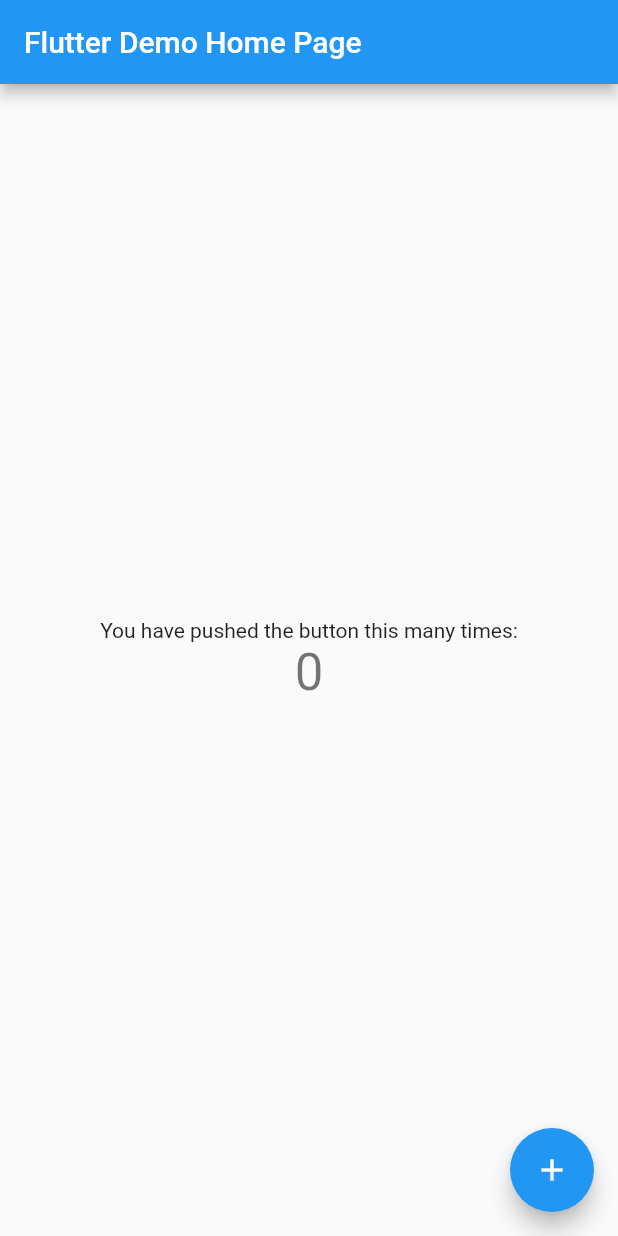
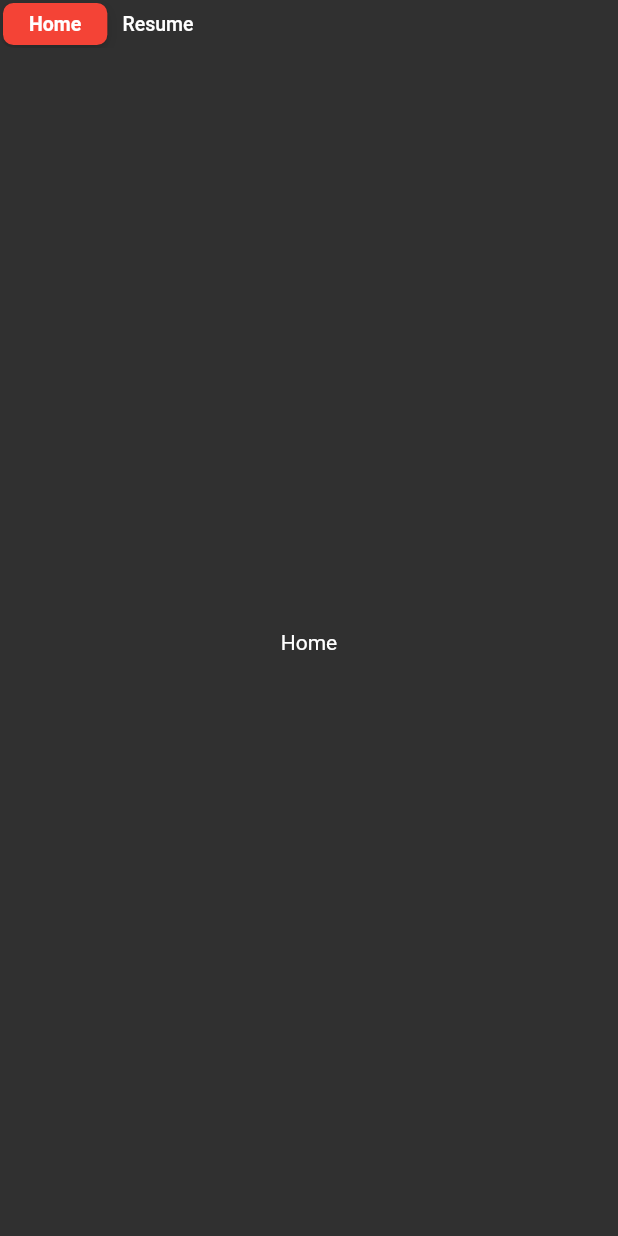
Before and after one commit to theVinesh/thevinesh.com-flutter, a Flutter app: the screen it shows after launch, on a phone screen of 412 x 824 dp. Run offline on Flutter 3.47's test engine with Material 2 defaults, Android fonts, the phone set to English and light mode, and no system bars; our stand-ins replace bloc, equatable, flutter_bloc.

Commit message:
Adds basic navigation following bloc pattern

```diff
--- /dev/null
+++ b/lib/bloc_delegate.dart
@@ -0,0 +1,21 @@
+import 'package:bloc/bloc.dart';
+
+class SiteBlocDelegate extends BlocDelegate {
+  @override
+  void onEvent(Bloc bloc, Object event) {
+    print('${bloc.runtimeType} $event');
+    super.onEvent(bloc, event);
+  }
+
+  @override
+  void onError(Bloc bloc, Object error, StackTrace stacktrace) {
+    print('${bloc.runtimeType} $error');
+    super.onError(bloc, error, stacktrace);
+  }
+
+  @override
+  void onTransition(Bloc bloc, Transition transition) {
+    print(transition);
+    super.onTransition(bloc, transition);
+  }
+}
--- /dev/null
+++ b/lib/constants/constants.dart
@@ -0,0 +1,2 @@
+export './strings.dart';
+export './theme.dart';
--- /dev/null
+++ b/lib/constants/strings.dart
@@ -0,0 +1,3 @@
+class SiteStrings{
+  static final appName = "Vinesh Raju";
+}
--- /dev/null
+++ b/lib/constants/theme.dart
@@ -0,0 +1,28 @@
+import 'package:flutter/material.dart';
+
+class SiteTheme {
+  static ThemeData get theme {
+    final themeData = ThemeData.dark();
+    final textTheme = themeData.textTheme;
+    final body1 = textTheme.body1.copyWith(decorationColor: Colors.transparent);
+
+    return ThemeData.dark().copyWith(
+      primaryColor: Colors.grey[800],
+      accentColor: Colors.cyan[300],
+      buttonColor: Colors.grey[800],
+      textSelectionColor: Colors.cyan[100],
+      toggleableActiveColor: Colors.cyan[300],
+      floatingActionButtonTheme: FloatingActionButtonThemeData(
+        backgroundColor: Colors.cyan[300],
+      ),
+      snackBarTheme: SnackBarThemeData(
+        backgroundColor: themeData.dialogBackgroundColor,
+        contentTextStyle: body1,
+        actionTextColor: Colors.cyan[300],
+      ),
+      textTheme: textTheme.copyWith(
+        body1: body1,
+      ),
+    );
+  }
+}
--- a/lib/main.dart
+++ b/lib/main.dart
@@ -1,117 +1,51 @@
+import 'package:bloc/bloc.dart';
 import 'package:flutter/material.dart';
+import 'package:flutter_bloc/flutter_bloc.dart';
+import 'package:thevinesh/bloc_delegate.dart';
+import 'package:thevinesh/constants/constants.dart';
+import 'package:thevinesh/page/page.dart';
+import 'package:thevinesh/screens/home.dart';
+import 'package:thevinesh/screens/resume.dart';
+import 'package:thevinesh/widgets/navbar/navbar.dart';
 
 void main() {
-  runApp(MyApp());
+  BlocSupervisor.delegate = SiteBlocDelegate();
+  runApp(BlocProvider(
+    create: (context) => PageBloc(),
+    child: SiteApp(),
+  ));
 }
 
-class MyApp extends StatelessWidget {
-  // This widget is the root of your application.
+class SiteApp extends StatelessWidget {
   @override
   Widget build(BuildContext context) {
     return MaterialApp(
-      title: 'Flutter Demo',
-      theme: ThemeData(
-        // This is the theme of your application.
-        //
-        // Try running your application with "flutter run". You'll see the
-        // application has a blue toolbar. Then, without quitting the app, try
-        // changing the primarySwatch below to Colors.green and then invoke
-        // "hot reload" (press "r" in the console where you ran "flutter run",
-        // or simply save your changes to "hot reload" in a Flutter IDE).
-        // Notice that the counter didn't reset back to zero; the application
-        // is not restarted.
-        primarySwatch: Colors.blue,
-        // This makes the visual density adapt to the platform that you run
-        // the app on. For desktop platforms, the controls will be smaller and
-        // closer together (more dense) than on mobile platforms.
-        visualDensity: VisualDensity.adaptivePlatformDensity,
-      ),
-      home: MyHomePage(title: 'Flutter Demo Home Page'),
-    );
-  }
-}
-
-class MyHomePage extends StatefulWidget {
-  MyHomePage({Key key, this.title}) : super(key: key);
-
-  // This widget is the home page of your application. It is stateful, meaning
-  // that it has a State object (defined below) that contains fields that affect
-  // how it looks.
-
-  // This class is the configuration for the state. It holds the values (in this
-  // case the title) provided by the parent (in this case the App widget) and
-  // used by the build method of the State. Fields in a Widget subclass are
-  // always marked "final".
-
-  final String title;
-
-  @override
-  _MyHomePageState createState() => _MyHomePageState();
-}
-
-class _MyHomePageState extends State<MyHomePage> {
-  int _counter = 0;
-
-  void _incrementCounter() {
-    setState(() {
-      // This call to setState tells the Flutter framework that something has
-      // changed in this State, which causes it to rerun the build method below
-      // so that the display can reflect the updated values. If we changed
-      // _counter without calling setState(), then the build method would not be
-      // called again, and so nothing would appear to happen.
-      _counter++;
-    });
-  }
-
-  @override
-  Widget build(BuildContext context) {
-    // This method is rerun every time setState is called, for instance as done
-    // by the _incrementCounter method above.
-    //
-    // The Flutter framework has been optimized to make rerunning build methods
-    // fast, so that you can just rebuild anything that needs updating rather
-    // than having to individually change instances of widgets.
-    return Scaffold(
-      appBar: AppBar(
-        // Here we take the value from the MyHomePage object that was created by
-        // the App.build method, and use it to set our appbar title.
-        title: Text(widget.title),
-      ),
-      body: Center(
-        // Center is a layout widget. It takes a single child and positions it
-        // in the middle of the parent.
-        child: Column(
-          // Column is also a layout widget. It takes a list of children and
-          // arranges them vertically. By default, it sizes itself to fit its
-          // children horizontally, and tries to be as tall as its parent.
-          //
-          // Invoke "debug painting" (press "p" in the console, choose the
-          // "Toggle Debug Paint" action from the Flutter Inspector in Android
-          // Studio, or the "Toggle Debug Paint" command in Visual Studio Code)
-          // to see the wireframe for each widget.
-          //
-          // Column has various properties to control how it sizes itself and
-          // how it positions its children. Here we use mainAxisAlignment to
-          // center the children vertically; the main axis here is the vertical
-          // axis because Columns are vertical (the cross axis would be
-          // horizontal).
-          mainAxisAlignment: MainAxisAlignment.center,
-          children: <Widget>[
-            Text(
-              'You have pushed the button this many times:',
-            ),
-            Text(
-              '$_counter',
-              style: Theme.of(context).textTheme.headline4,
-            ),
+      theme: SiteTheme.theme,
+      title: SiteStrings.appName,
+      debugShowCheckedModeBanner: false,
+      home: Scaffold(
+        body: Column(
+          children: [
+            NavBar(),
+            BlocBuilder<PageBloc, PageState>(
+              builder: (context, state) => buildPage(context, state),
+            )
           ],
         ),
       ),
-      floatingActionButton: FloatingActionButton(
-        onPressed: _incrementCounter,
-        tooltip: 'Increment',
-        child: Icon(Icons.add),
-      ), // This trailing comma makes auto-formatting nicer for build methods.
     );
   }
+
+  Widget buildPage(BuildContext context, PageState state) {
+    if (state is PageLoadSuccess) {
+      switch (state.page) {
+        case SitePage.resume:
+          return ScreenResume();
+        default:
+          return ScreenHome();
+      }
+    } else {
+      return Text("Loading");
+    }
+  }
 }
--- /dev/null
+++ b/lib/page/page.dart
@@ -0,0 +1,19 @@
+export './page_bloc.dart';
+
+enum SitePage { home, resume }
+
+extension SitePageName on SitePage {
+  String toName() {
+    String name;
+    switch (this) {
+      case SitePage.home:
+        name = "Home";
+        break;
+      case SitePage.resume:
+        name = "Resume";
+        break;
+    }
+    assert(name != null);
+    return name;
+  }
+}
--- /dev/null
+++ b/lib/page/page_bloc.dart
@@ -0,0 +1,22 @@
+import 'package:bloc/bloc.dart';
+import 'package:equatable/equatable.dart';
+import 'package:thevinesh/page/page.dart';
+
+part 'page_event.dart';
+
+part 'page_state.dart';
+
+class PageBloc extends Bloc<PageEvent, PageState> {
+  final initialPage = SitePage.home;
+
+  @override
+  PageState get initialState => PageLoadSuccess(initialPage);
+
+  @override
+  Stream<PageState> mapEventToState(PageEvent event) async* {
+    if (event is PageChangeClicked) {
+      yield PageLoadInProgress(event.page);
+      yield PageLoadSuccess(event.page);
+    }
+  }
+}
--- /dev/null
+++ b/lib/page/page_event.dart
@@ -0,0 +1,14 @@
+part of 'page_bloc.dart';
+
+abstract class PageEvent extends Equatable {
+  const PageEvent();
+}
+
+class PageChangeClicked extends PageEvent {
+  final SitePage page;
+
+  const PageChangeClicked(this.page);
+
+  @override
+  List<Object> get props => [page];
+}
--- /dev/null
+++ b/lib/page/page_state.dart
@@ -0,0 +1,28 @@
+part of 'page_bloc.dart';
+
+abstract class PageState extends Equatable {
+  final SitePage page;
+
+  const PageState(this.page);
+}
+
+class PageLoadInProgress extends PageState {
+  PageLoadInProgress(SitePage page) : super(page);
+
+  @override
+  List<Object> get props => [page];
+}
+
+class PageLoadSuccess extends PageState {
+  PageLoadSuccess(SitePage page) : super(page);
+
+  @override
+  List<Object> get props => [page];
+}
+
+class PageLoadFailed extends PageState {
+  PageLoadFailed(SitePage page) : super(page);
+
+  @override
+  List<Object> get props => [page];
+}
--- /dev/null
+++ b/lib/screens/home.dart
@@ -0,0 +1,12 @@
+import 'package:flutter/material.dart';
+
+class ScreenHome extends StatelessWidget {
+  @override
+  Widget build(BuildContext context) {
+    return Expanded(
+      child: Center(
+        child: Text("Home"),
+      ),
+    );
+  }
+}
--- /dev/null
+++ b/lib/screens/resume.dart
@@ -0,0 +1,10 @@
+import 'package:flutter/material.dart';
+
+class ScreenResume extends StatelessWidget{
+  @override
+  Widget build(BuildContext context) {
+    // TODO: implement build
+    throw UnimplementedError();
+  }
+
+}
--- /dev/null
+++ b/lib/screens/screens.dart
@@ -0,0 +1,2 @@
+export './home.dart';
+export './resume.dart';
--- /dev/null
+++ b/lib/widgets/navbar/navbar.dart
@@ -0,0 +1,46 @@
+import 'package:flutter/cupertino.dart';
+import 'package:flutter/material.dart';
+import 'package:flutter_bloc/flutter_bloc.dart';
+import 'package:thevinesh/page/page.dart';
+
+class NavBar extends StatefulWidget {
+  @override
+  _NavBarState createState() => _NavBarState();
+}
+
+class _NavBarState extends State<NavBar> {
+  SitePage _currentTab;
+
+  Map<SitePage, Widget> _createTabs() {
+    Map tabsMap = Map<SitePage, Widget>();
+    SitePage.values.forEach((tab) {
+      tabsMap.putIfAbsent(tab, () => Text("${tab.toName()}"));
+    });
+    return tabsMap;
+  }
+
+  @override
+  Widget build(BuildContext context) {
+    // ignore: close_sinks
+    final PageBloc _bloc = BlocProvider.of<PageBloc>(context);
+    return Container(
+      child: Row(
+        mainAxisSize: MainAxisSize.max,
+        children: [
+          CupertinoSlidingSegmentedControl(
+            thumbColor: Colors.red,
+            backgroundColor: Colors.transparent,
+            children: _createTabs(),
+            groupValue: _currentTab ?? _bloc.initialPage,
+            onValueChanged: (value) {
+              setState(() {
+                _currentTab = value;
+                _bloc.add(PageChangeClicked(value));
+              });
+            },
+          )
+        ],
+      ),
+    );
+  }
+}
--- a/pubspec.yaml
+++ b/pubspec.yaml
@@ -25,6 +25,7 @@ dependencies:
     sdk: flutter
   bloc: ^3.0.0
   flutter_bloc: ^3.2.0
+  equatable: ^1.0.0
 
   # The following adds the Cupertino Icons font to your application.
   # Use with the CupertinoIcons class for iOS style icons.
```
Also changed, not shown: pubspec.lock, 1 other file.
